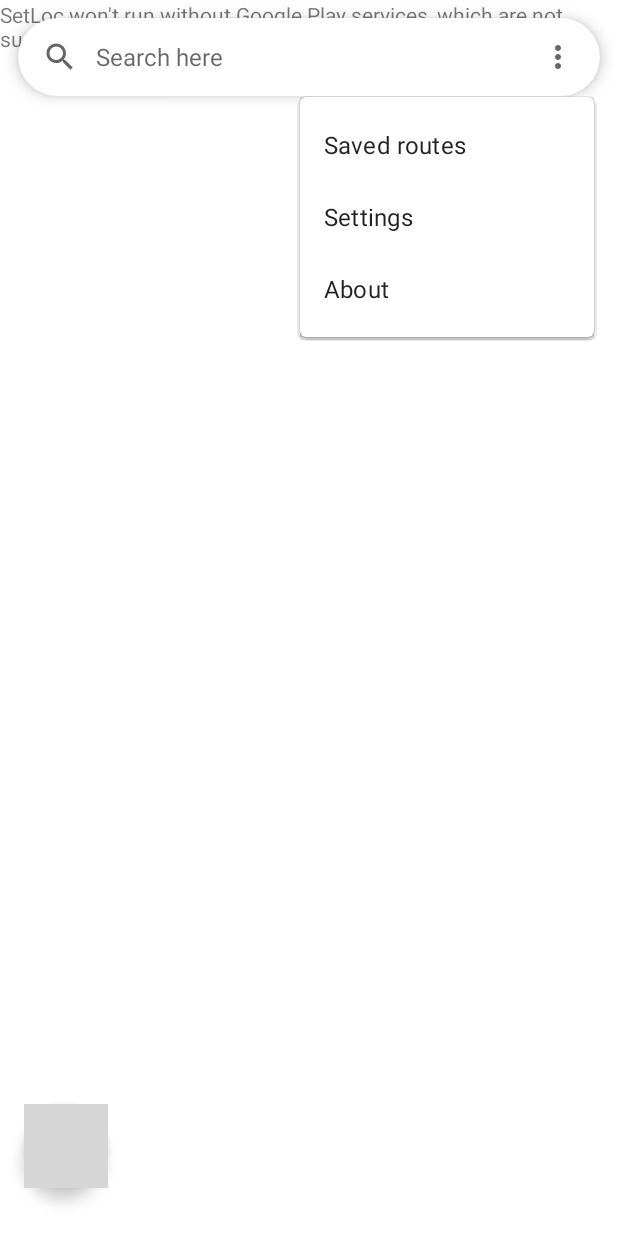
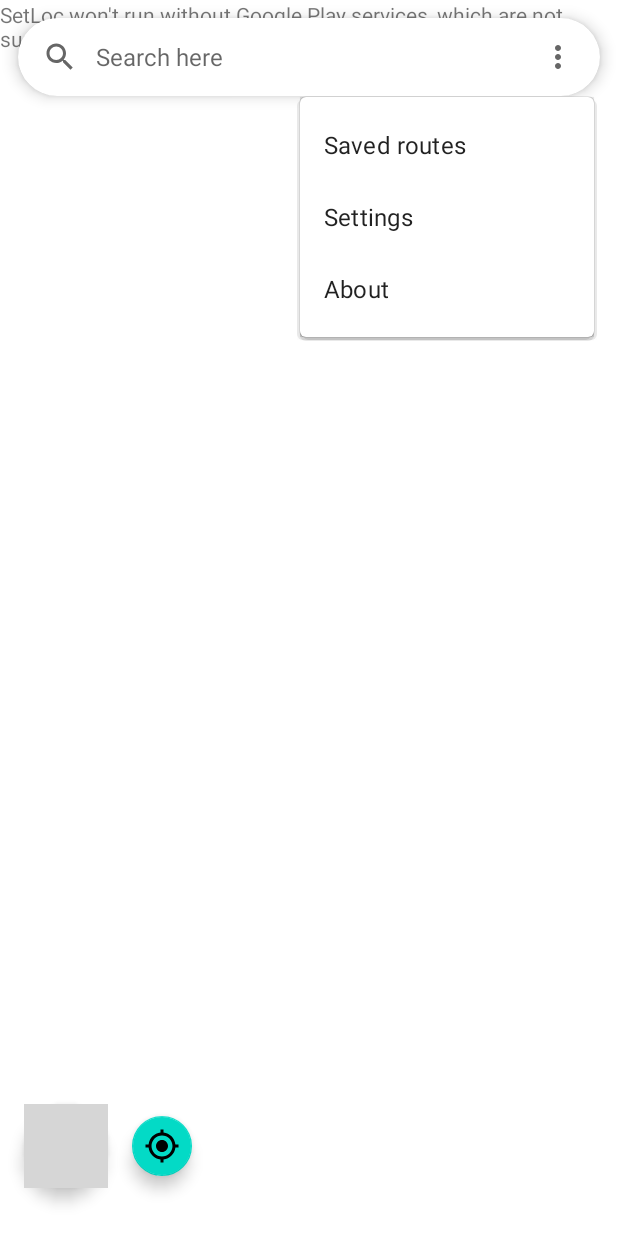
Before and after one commit to heryts/SetLoc, an Android app: the screen it shows after launch (MapActivity), after a tap on "More options", on a phone screen of 412 x 824 dp. Run offline under Robolectric (Android 15) with nearby library versions, the light colour scheme and no system bars; pictures from the network do not load; grey boxes are pictures that could not be loaded.

Commit message:
3.60: fix

```diff
--- /dev/null
+++ b/app/app/src/main/res/drawable/ic_my_location.xml
@@ -0,0 +1,5 @@
+<vector android:height="24dp" android:tint="?attr/colorControlNormal"
+    android:viewportHeight="24" android:viewportWidth="24"
+    android:width="24dp" xmlns:android="http://schemas.android.com/apk/res/android">
+    <path android:fillColor="@android:color/white" android:pathData="M12,8c-2.21,0 -4,1.79 -4,4s1.79,4 4,4 4,-1.79 4,-4 -1.79,-4 -4,-4zM20.94,11c-0.46,-4.17 -3.77,-7.48 -7.94,-7.94L13,1h-2v2.06C6.83,3.52 3.52,6.83 3.06,11L1,11v2h2.06c0.46,4.17 3.77,7.48 7.94,7.94L11,23h2v-2.06c4.17,-0.46 7.48,-3.77 7.94,-7.94L23,13v-2h-2.06zM12,19c-3.87,0 -7,-3.13 -7,-7s3.13,-7 7,-7 7,3.13 7,7 -3.13,7 -7,7z"/>
+</vector>
--- a/app/app/src/main/res/layout/activity_map.xml
+++ b/app/app/src/main/res/layout/activity_map.xml
@@ -231,4 +231,15 @@
         android:src="@drawable/ic_stop"
         android:visibility="gone" />
 
+    <com.google.android.material.floatingactionbutton.FloatingActionButton
+        android:id="@+id/my_location"
+        android:layout_width="wrap_content"
+        android:layout_height="wrap_content"
+        android:layout_gravity="bottom|start"
+        android:layout_marginStart="88dp"
+        android:layout_marginBottom="40dp"
+        android:contentDescription="@string/my_location"
+        android:src="@drawable/ic_my_location"
+        app:fabSize="mini" />
+
 </androidx.coordinatorlayout.widget.CoordinatorLayout>
--- a/app/app/src/main/res/values/strings.xml
+++ b/app/app/src/main/res/values/strings.xml
@@ -114,4 +114,5 @@
     <string name="route_action">Route</string>
     <string name="route_point_exists">This point is already the last stop of the route</string>
     <string name="gps_unavailable">Real GPS location not available yet</string>
+    <string name="my_location">My location</string>
 </resources>
```
Also changed, not shown: app/app/src/main/java/com/heryts/setloc/ui/MapActivity.kt (+9 -0 lines), 2 other files.
